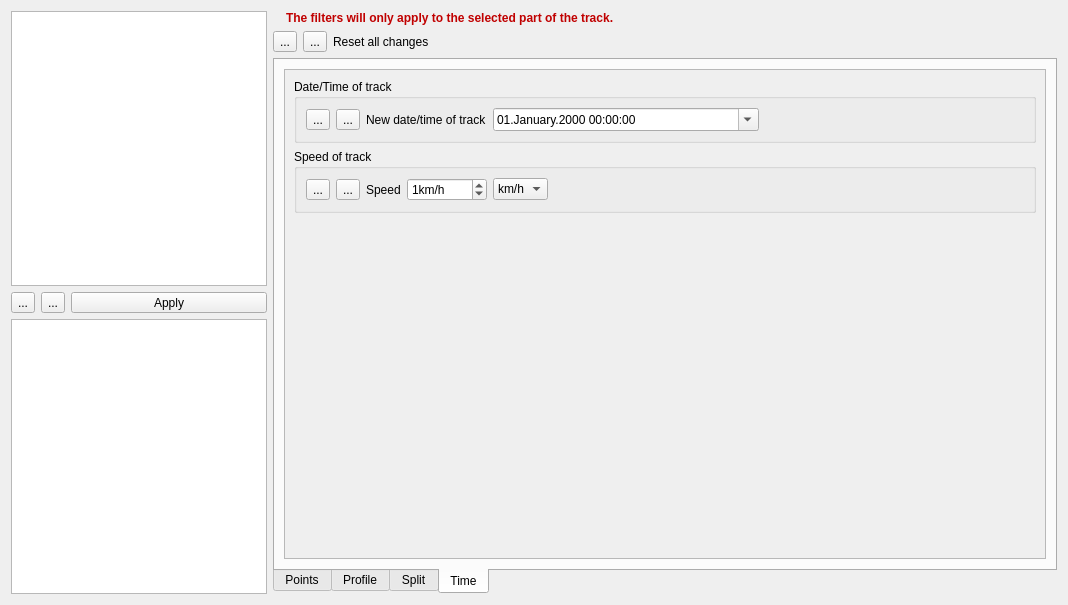
ntruchsess/QLandkarteGT, file src/ITrackFilterWidget.ui: the form before one commit.
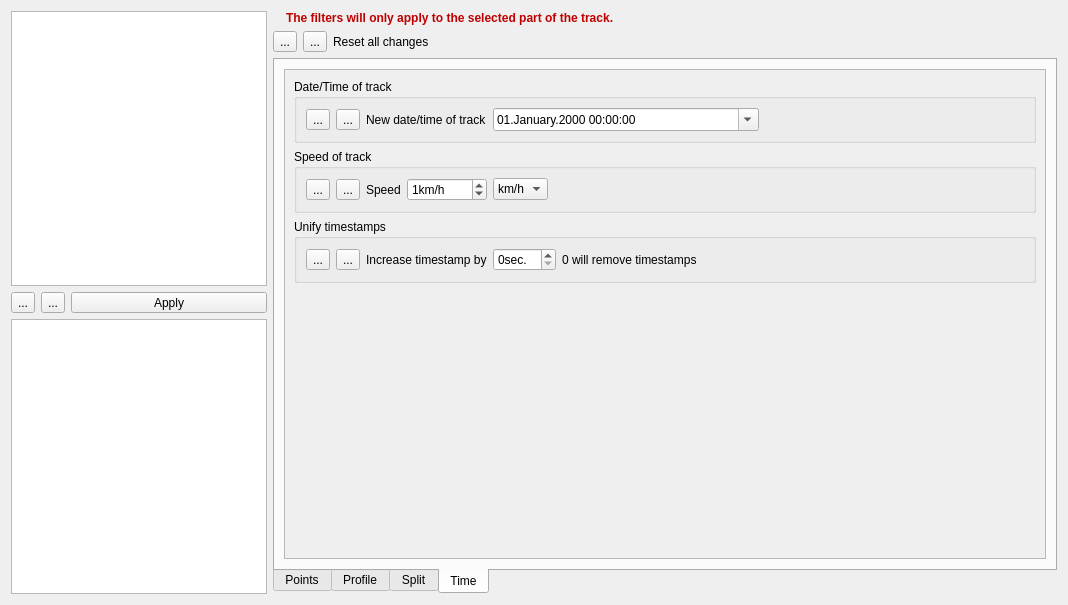
The form after the commit. The open tabs and pages were chosen to show the change. Icons and pictures are not drawn.

Commit message: add track filter to unify timestamps

Diff of the .ui file:
```diff
--- a/src/ITrackFilterWidget.ui
+++ b/src/ITrackFilterWidget.ui
@@ -1432,6 +1432,71 @@
                </layout>
               </widget>
              </item>
+             <item>
+              <widget class="QGroupBox" name="groupTime3">
+               <property name="title">
+                <string>Unify timestamps</string>
+               </property>
+               <layout class="QHBoxLayout" name="horizontalLayout_15">
+                <item>
+                 <widget class="QToolButton" name="toolTime3Now">
+                  <property name="text">
+                   <string>...</string>
+                  </property>
+                  <property name="icon">
+                   <iconset resource="resources.qrc">
+                    <normaloff>:/icons/iconGear16x16.png</normaloff>:/icons/iconGear16x16.png</iconset>
+                  </property>
+                 </widget>
+                </item>
+                <item>
+                 <widget class="QToolButton" name="toolAddTime3">
+                  <property name="text">
+                   <string>...</string>
+                  </property>
+                  <property name="icon">
+                   <iconset resource="resources.qrc">
+                    <normaloff>:/icons/iconAdd216x16.png</normaloff>:/icons/iconAdd216x16.png</iconset>
+                  </property>
+                 </widget>
+                </item>
+                <item>
+                 <widget class="QLabel" name="label_24">
+                  <property name="text">
+                   <string>Increase timestamp by</string>
+                  </property>
+                 </widget>
+                </item>
+                <item>
+                 <widget class="QSpinBox" name="spinTime1">
+                  <property name="suffix">
+                   <string>sec.</string>
+                  </property>
+                 </widget>
+                </item>
+                <item>
+                 <widget class="QLabel" name="label_25">
+                  <property name="text">
+                   <string>0 will remove timestamps</string>
+                  </property>
+                 </widget>
+                </item>
+                <item>
+                 <spacer name="horizontalSpacer_11">
+                  <property name="orientation">
+                   <enum>Qt::Horizontal</enum>
+                  </property>
+                  <property name="sizeHint" stdset="0">
+                   <size>
+                    <width>295</width>
+                    <height>20</height>
+                   </size>
+                  </property>
+                 </spacer>
+                </item>
+               </layout>
+              </widget>
+             </item>
              <item>
               <spacer name="verticalSpacer_4">
                <property name="orientation">
```
The commit also changes 4 other files.
